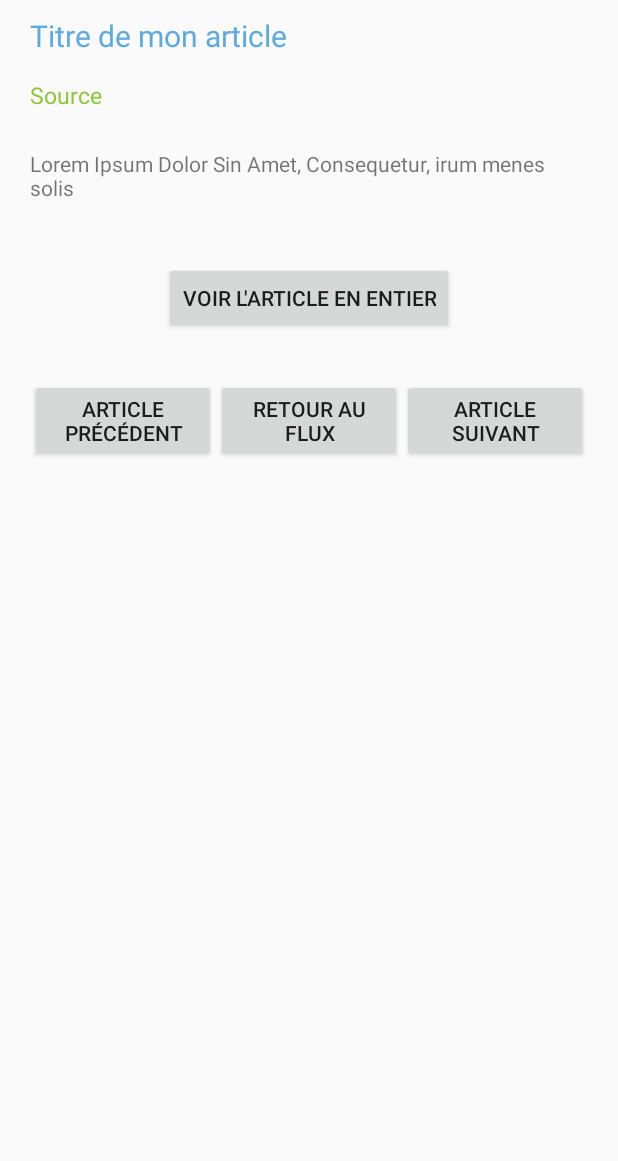
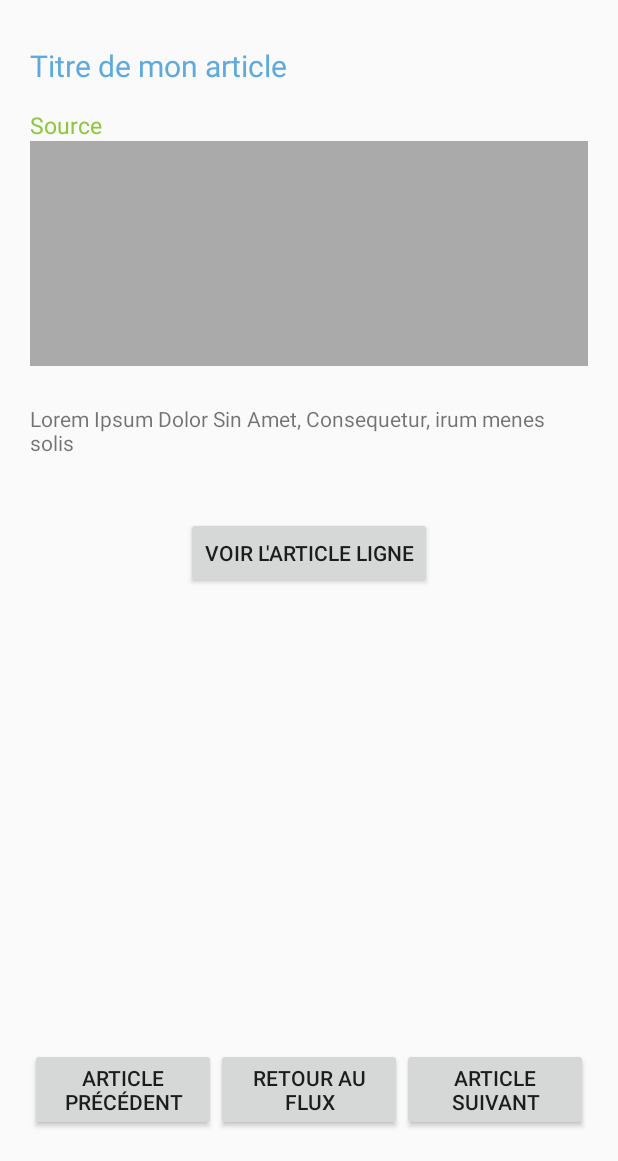
Before and after one commit to vianmora/WhoKnows, an Android app: the ArticleActivity screen opened directly, with no data from a screen before it, on a phone screen of 412 x 824 dp, the part 75-1236 px from its top. Run offline under Robolectric (Android 15) with nearby library versions, the phone set to English and light mode, and no system bars; our stand-ins replace Picasso; network calls fail; pictures from the network do not load.

Commit message:
tout marche !!!

```diff
--- a/app/src/main/AndroidManifest.xml
+++ b/app/src/main/AndroidManifest.xml
@@ -4,6 +4,7 @@
     package="com.example.whoknows2">
 
     <uses-permission android:name="android.permission.INTERNET" />
+    <uses-permission android:name="android.permission.WRITE_EXTERNAL_STORAGE"/>
 
     <application
         android:allowBackup="true"
--- a/app/src/main/java/com/example/whoknows2/FluxActivity.java
+++ b/app/src/main/java/com/example/whoknows2/FluxActivity.java
@@ -21,7 +21,7 @@ public class FluxActivity extends AppCompatActivity {
     protected void onCreate(Bundle savedInstanceState) {
         super.onCreate(savedInstanceState);
 
-        mSource = new Source("google-news-fr", "Google News (France)");
+        mSource = new Source("liberation", "Libération");
 
         Intent intent = getIntent();
 
--- a/app/src/main/java/com/example/whoknows2/WebActivity.java
+++ b/app/src/main/java/com/example/whoknows2/WebActivity.java
@@ -6,6 +6,8 @@ import android.content.Intent;
 import android.os.Bundle;
 import android.view.View;
 import android.webkit.WebView;
+
+import com.example.whoknows2.controllers.MyWebViewClient;
 
 public class WebActivity extends AppCompatActivity {
 
@@ -22,6 +24,8 @@ public class WebActivity extends AppCompatActivity {
 
                 WebView webView =(WebView)findViewById(R.id.activity_web_webview);
 
+                webView.setWebViewClient(new MyWebViewClient(this));
+
                 webView.getSettings().setLoadsImagesAutomatically(true);
                 webView.getSettings().setJavaScriptEnabled(true);
                 webView.setScrollBarStyle(View.SCROLLBARS_INSIDE_OVERLAY);
--- a/app/src/main/res/layout/activity_article.xml
+++ b/app/src/main/res/layout/activity_article.xml
@@ -34,12 +34,15 @@
             android:textSize="30sp" />
     </RelativeLayout>
 
-    <LinearLayout
+    <ScrollView
+        android:layout_width="match_parent"
+        android:layout_height="0dp"
+        android:layout_weight="1">
+        <RelativeLayout
             android:layout_width="match_parent"
             android:layout_height="match_parent"
             android:orientation="vertical"
-        android:paddingLeft="20dp"
-        android:paddingRight="20dp">
+            android:padding="20dp">
 
             <TextView
                 android:id="@+id/activity_article_titre_txt"
@@ -55,28 +58,45 @@
                 android:layout_height="wrap_content"
                 android:text="Source"
                 android:textColor="@color/colorPrimaryDark"
-            android:textSize="15sp"/>
+                android:textSize="15sp"
+                android:layout_below="@id/activity_article_titre_txt"/>
+
+            <ImageView
+                android:id="@+id/activity_article_image"
+                android:layout_width="match_parent"
+                android:layout_height="150dp"
+                android:src="#AAA"
+                android:layout_below="@id/activity_article_source_txt"
+                />
+
             <TextView
-            android:id="@+id/activity_article_description_txt"
+                android:id="@+id/activity_article_content_txt"
                 android:layout_width="match_parent"
                 android:layout_height="wrap_content"
                 android:layout_marginTop="25dp"
                 android:layout_marginBottom="40dp"
-            android:text="@string/texte_par_default"/>
+                android:text="@string/texte_par_default"
+                android:layout_below="@id/activity_article_image"/>
 
             <Button
                 android:id="@+id/activity_article_web_btn"
                 android:layout_width="wrap_content"
                 android:layout_height="wrap_content"
-            android:text="Voir l'article en entier"
-            android:layout_gravity="center_horizontal"/>
+                android:text="Voir l'article ligne"
+                android:layout_below="@id/activity_article_content_txt"
+                android:layout_centerHorizontal="true"/>
+
+        </RelativeLayout>
+
+    </ScrollView>
 
     <LinearLayout
         android:id="@+id/activity_article_button_layout"
         android:layout_width="match_parent"
         android:orientation="horizontal"
         android:layout_height="wrap_content"
-            android:layout_marginTop="30dp">
+        android:layout_marginTop="30dp"
+        android:padding="20dp">
 
         <Button
             android:id="@+id/activity_article_precedent_btn"
@@ -101,7 +121,5 @@
     </LinearLayout>
 
 
-    </LinearLayout>
-
 
 </LinearLayout>
```
Also changed, not shown: app/build.gradle (+2 -11 lines), app/src/main/java/com/example/whoknows2/ArticleActivity.java (+20 -2 lines), app/src/main/java/com/example/whoknows2/adapters/ArticleAdapter.java (+30 -2 lines), app/src/main/java/com/example/whoknows2/adapters/SourceAdapter.java (deleted, +0 -58 lines), app/src/main/java/com/example/whoknows2/controllers/LecteurFluxAsync.java (+6 -4 lines), app/src/main/java/com/example/whoknows2/controllers/MyWebViewClient.java (added, +54 -0 lines), app/src/main/java/com/example/whoknows2/models/FluxArticles.java (+19 -3 lines), app/src/main/res/layout/activity_web.xml (+17 -4 lines), app/src/main/res/layout/item_flux.xml (+62 -9 lines). Lines whose indentation alone changed are shown as unchanged.
